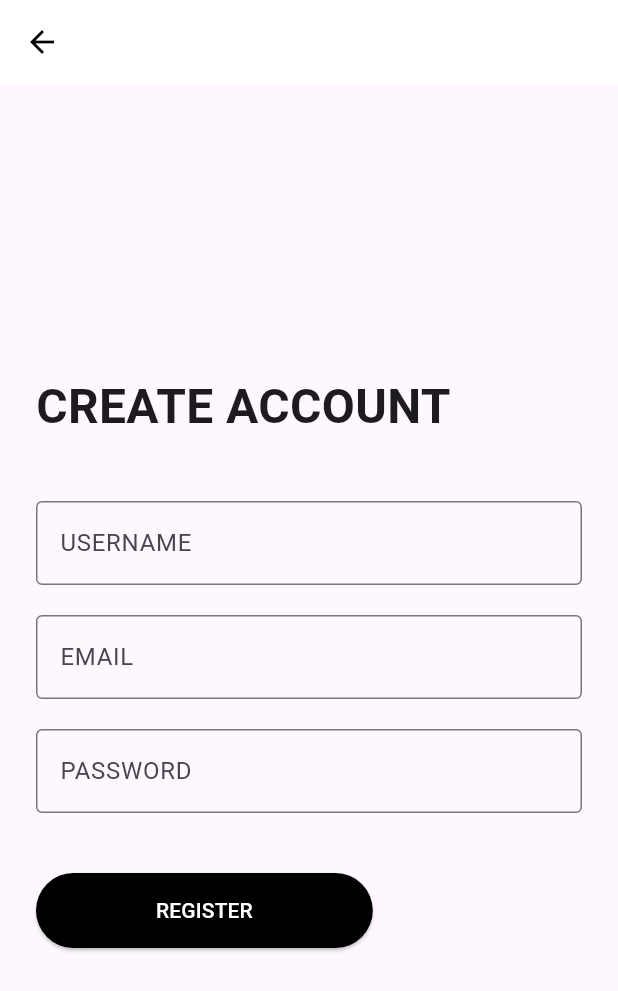
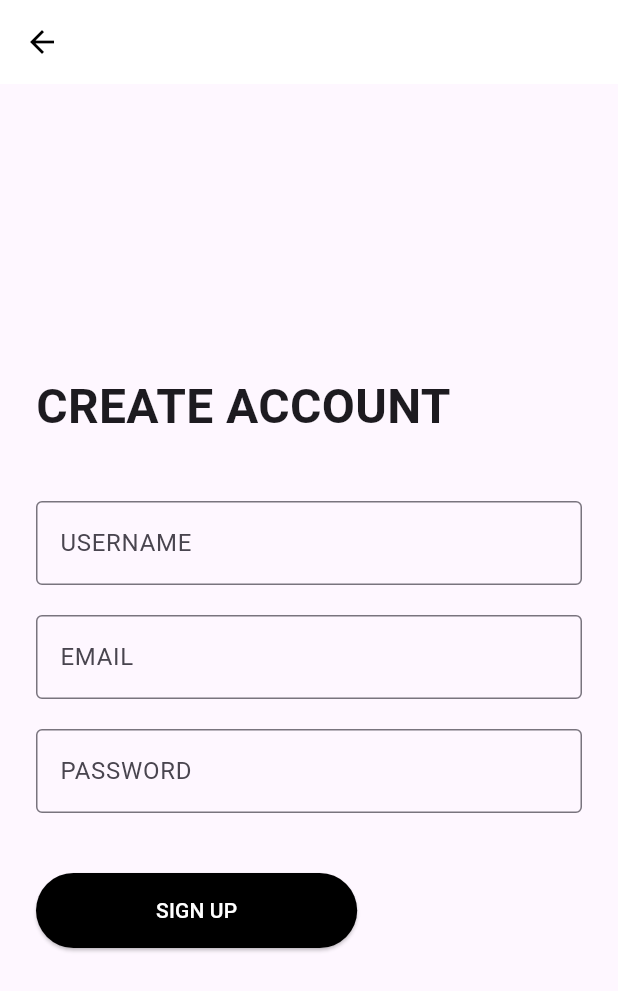
Before and after one commit to zliu46/partners, a Flutter app: the screen it shows after launch, after a tap on "CREATE ACCOUNT", on a phone screen of 412 x 824 dp. Shown: the top 991 px of the screen. Run offline on Flutter 3.47's test engine with Material 3 defaults, Android fonts, the light colour scheme and no system bars.

Commit message:
Update Sign Up Page

```diff
--- a/lib/login_page.dart
+++ b/lib/login_page.dart
@@ -62,10 +62,10 @@ class LoginPage extends StatelessWidget {
               Center(
                 child: TextButton(
                   onPressed: () {
-                    Navigator.pushNamed(context, '/register');
+                    Navigator.pushNamed(context, '/signUp');
                   },
                   child: Text(
-                    "DON'T HAVE AN ACCOUNT? REGISTER",
+                    "DON'T HAVE AN ACCOUNT? SIGN UP",
                     style: TextStyle(color: Colors.grey[700]),
                   ),
                 ),
--- a/lib/main.dart
+++ b/lib/main.dart
@@ -32,7 +32,7 @@ class MyApp extends StatelessWidget {
       routes: {
         '/': (context) => WelcomePage(),
         '/login': (context) => LoginPage(),
-        '/register': (context) => SignUpPage(),
+        '/signUp': (context) => SignUpPage(),
         '/home': (context) => HomePage(),// Add other pages here
         '/taskCategories' : (context) => TaskCategoriesPage(),
         '/profile' : (context) => ProfilePage(),
--- a/lib/sign_up_page.dart
+++ b/lib/sign_up_page.dart
@@ -60,7 +60,7 @@ class SignUpPage extends StatelessWidget {
                   padding: EdgeInsets.symmetric(horizontal: 80, vertical: 15),
                 ),
                 child: Text(
-                  'REGISTER',
+                  'SIGN UP',
                   style: TextStyle(color: Colors.white),
                 ),
               ),
--- a/lib/welcome_page.dart
+++ b/lib/welcome_page.dart
@@ -44,7 +44,7 @@ class WelcomePage extends StatelessWidget {
               SizedBox(height: 20.0),
               OutlinedButton(
                 onPressed: () {
-                  Navigator.pushNamed(context, '/register');
+                  Navigator.pushNamed(context, '/signUp');
                 },
                 style: OutlinedButton.styleFrom(
                   padding: EdgeInsets.symmetric(horizontal: 80, vertical: 15),
```
